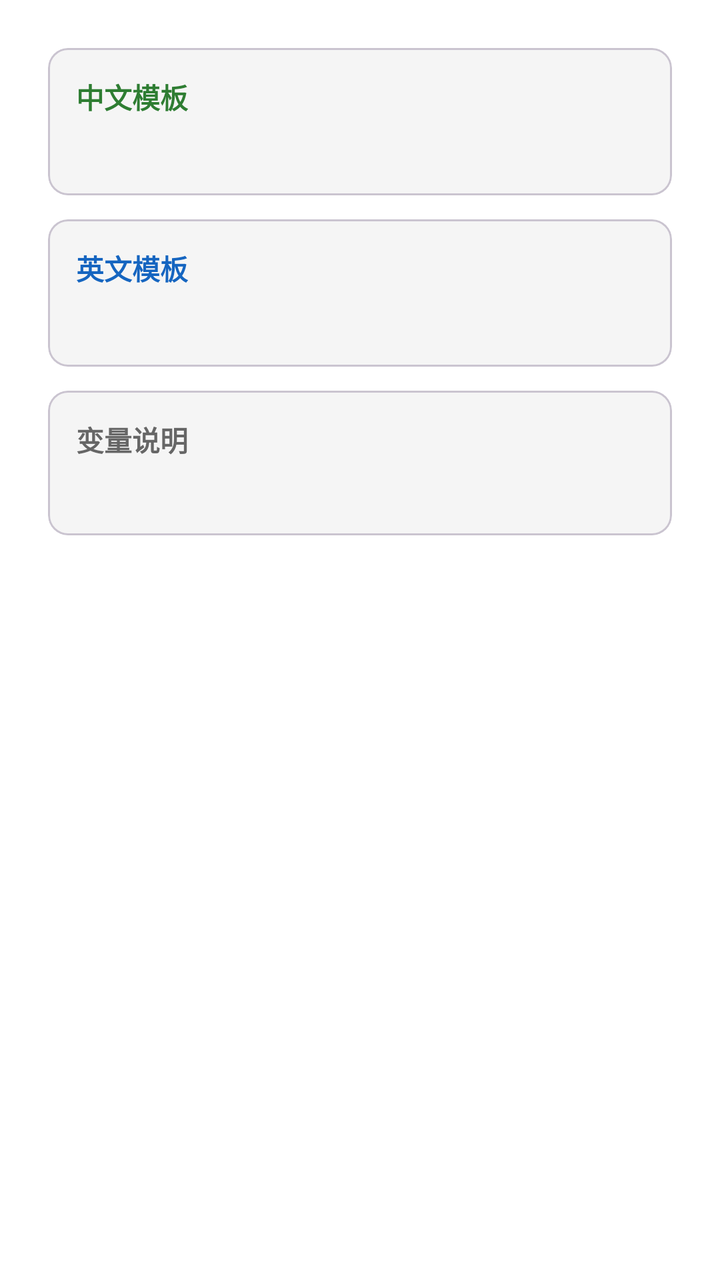
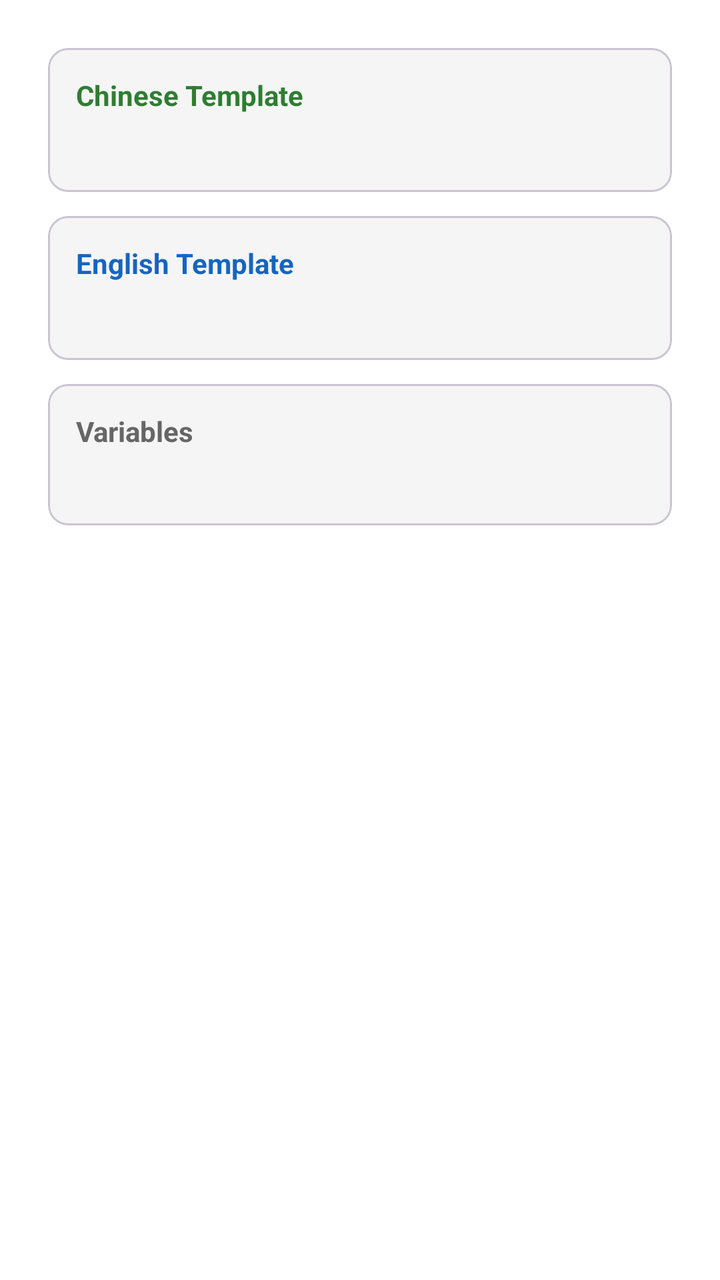

Two renders of the same Android screen: before a commit and after it. Below are the layout's source before the change and the commit's diff.
<!-- AndroidManifest.xml: application theme Theme.MT -->
<!-- res/layout/dialog_template_detail.xml -->
<?xml version="1.0" encoding="utf-8"?>
<LinearLayout xmlns:android="http://schemas.android.com/apk/res/android"
    xmlns:app="http://schemas.android.com/apk/res-auto"
    android:layout_width="match_parent"
    android:layout_height="wrap_content"
    android:orientation="vertical"
    android:padding="24dp">

    <ScrollView
        android:layout_width="match_parent"
        android:layout_height="wrap_content"
        android:maxHeight="420dp">

        <LinearLayout
            android:layout_width="match_parent"
            android:layout_height="wrap_content"
            android:orientation="vertical">

            
            <com.google.android.material.card.MaterialCardView
                android:layout_width="match_parent"
                android:layout_height="wrap_content"
                app:cardBackgroundColor="@color/surface_secondary"
                app:cardCornerRadius="10dp">

                <LinearLayout
                    android:layout_width="match_parent"
                    android:layout_height="wrap_content"
                    android:orientation="vertical"
                    android:padding="14dp">

                    <TextView
                        android:layout_width="wrap_content"
                        android:layout_height="wrap_content"
                        android:text="中文模板"
                        android:textColor="#2E7D32"
                        android:textStyle="bold" />

                    <TextView
                        android:id="@+id/templateContentZh"
                        android:layout_width="match_parent"
                        android:layout_height="wrap_content"
                        android:layout_marginTop="6dp"
                        android:textIsSelectable="true"
                        android:textSize="14sp" />
                </LinearLayout>
            </com.google.android.material.card.MaterialCardView>

            
            <com.google.android.material.card.MaterialCardView
                android:layout_width="match_parent"
                android:layout_height="wrap_content"
                android:layout_marginTop="12dp"
                app:cardBackgroundColor="@color/surface_secondary"
                app:cardCornerRadius="10dp">

                <LinearLayout
                    android:layout_width="match_parent"
                    android:layout_height="wrap_content"
                    android:orientation="vertical"
                    android:padding="14dp">

                    <TextView
                        android:layout_width="wrap_content"
                        android:layout_height="wrap_content"
                        android:text="英文模板"
                        android:textColor="#1565C0"
                        android:textStyle="bold" />

                    <TextView
                        android:id="@+id/templateContentEn"
                        android:layout_width="match_parent"
                        android:layout_height="wrap_content"
                        android:layout_marginTop="6dp"
                        android:textIsSelectable="true"
                        android:textSize="14sp" />
                </LinearLayout>
            </com.google.android.material.card.MaterialCardView>

            
            <com.google.android.material.card.MaterialCardView
                android:layout_width="match_parent"
                android:layout_height="wrap_content"
                android:layout_marginTop="12dp"
                app:cardBackgroundColor="@color/surface_secondary"
                app:cardCornerRadius="10dp">

                <LinearLayout
                    android:layout_width="match_parent"
                    android:layout_height="wrap_content"
                    android:orientation="vertical"
                    android:padding="14dp">

                    <TextView
                        android:layout_width="wrap_content"
                        android:layout_height="wrap_content"
                        android:text="变量说明"
                        android:textColor="@color/text_secondary"
                        android:textStyle="bold" />

                    <TextView
                        android:id="@+id/templateHints"
                        android:layout_width="match_parent"
                        android:layout_height="wrap_content"
                        android:layout_marginTop="6dp"
                        android:textIsSelectable="true"
                        android:textSize="13sp" />
                </LinearLayout>
            </com.google.android.material.card.MaterialCardView>
        </LinearLayout>
    </ScrollView>
</LinearLayout>
<!-- resources referenced by this layout -->
<resources>
  <color name="surface_secondary">#F5F5F5</color>
  <color name="text_secondary">#666666</color>
  <style name="Theme.MT" parent="Base.Theme.MT">
          
          <item name="android:navigationBarColor">@android:color/transparent</item>
          <item name="android:statusBarColor">@android:color/transparent</item>
          <item name="android:windowLightStatusBar">?attr/isLightTheme</item>
      </style>
  <style name="Base.Theme.MT" parent="Theme.Material3.DayNight.NoActionBar">
          <item name="colorPrimary">@color/primary</item>
          <item name="android:windowBackground">@color/surface</item>
          <item name="android:navigationBarColor">
              @android:color/transparent
          </item>
          <item name="android:enforceNavigationBarContrast">false</item>
          <item name="android:enforceStatusBarContrast">false</item>
      </style>
  <color name="primary">#55AEEA</color>
  <color name="surface">#FFFFFF</color>
</resources>

<!-- the commit's change to res/layout/dialog_template_detail.xml (unified diff, before → after) -->
@@ -32,7 +32,7 @@
                     <TextView
                         android:layout_width="wrap_content"
                         android:layout_height="wrap_content"
-                        android:text="中文模板"
+                        android:text="@string/template_cn"
                         android:textColor="#2E7D32"
                         android:textStyle="bold" />
 
@@ -63,7 +63,7 @@
                     <TextView
                         android:layout_width="wrap_content"
                         android:layout_height="wrap_content"
-                        android:text="英文模板"
+                        android:text="@string/template_en"
                         android:textColor="#1565C0"
                         android:textStyle="bold" />
 
@@ -94,7 +94,7 @@
                     <TextView
                         android:layout_width="wrap_content"
                         android:layout_height="wrap_content"
-                        android:text="变量说明"
+                        android:text="@string/template_vars"
                         android:textColor="@color/text_secondary"
                         android:textStyle="bold" />
 
<!-- resource entries referenced after the edit -->
@@ -2,6 +2,9 @@
 <resources>
   <color name="surface_secondary">#F5F5F5</color>
   <color name="text_secondary">#666666</color>
+  <string name="template_cn">Chinese Template</string>
+  <string name="template_en">English Template</string>
+  <string name="template_vars">Variables</string>
   <style name="Theme.MT" parent="Base.Theme.MT">
           
           <item name="android:navigationBarColor">@android:color/transparent</item>
